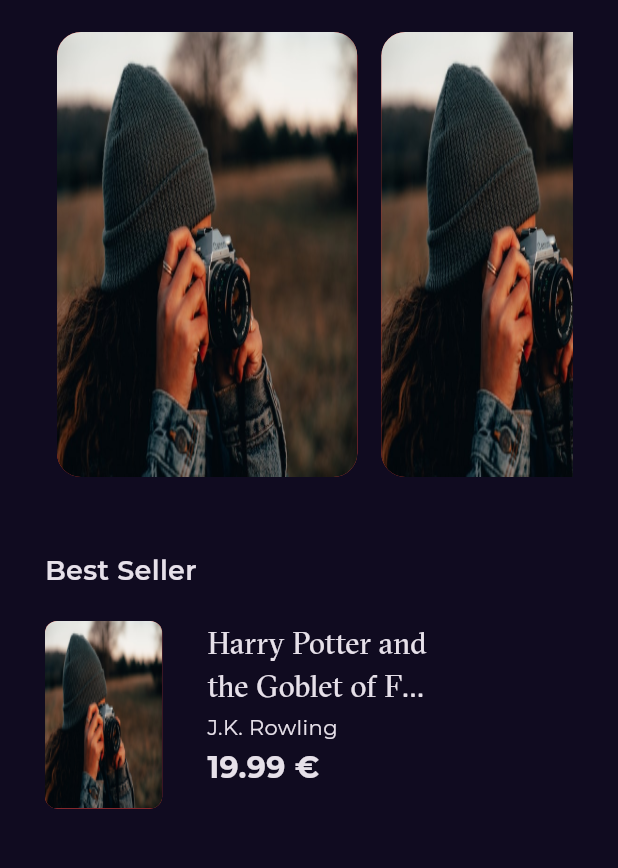
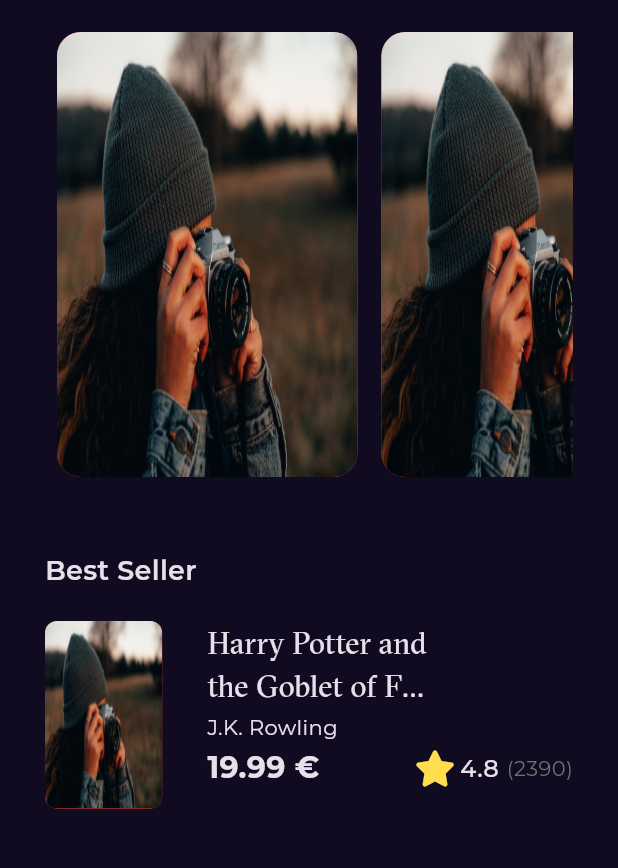
Before and after one commit to Ahmedmansor/bookly_app, a Flutter app: the screen it shows after launch, on a phone screen of 412 x 824 dp, the part 115-983 px from its top. Run offline on Flutter 3.47's test engine with Material 3 defaults, Android fonts, the phone set to English and light mode, and no system bars; our stand-ins replace font_awesome_flutter, get, google_fonts.

Commit message:
best seller item done

```diff
--- a/lib/features/home/presentation/views/widgets/best_seller_list_view_item.dart
+++ b/lib/features/home/presentation/views/widgets/best_seller_list_view_item.dart
@@ -2,6 +2,7 @@ import 'package:bookly_app/constants.dart';
 import 'package:bookly_app/core/utils/app_setting.dart';
 import 'package:bookly_app/core/utils/assets.dart';
 import 'package:bookly_app/core/utils/styles.dart';
+import 'package:bookly_app/features/home/presentation/views/widgets/book_rating.dart';
 import 'package:flutter/material.dart';
 
 class BestSellerListViewItem extends StatelessWidget {
@@ -29,14 +30,16 @@ class BestSellerListViewItem extends StatelessWidget {
           const SizedBox(
             width: 30,
           ),
-          Column(
+          Expanded(
+            child: Column(
               crossAxisAlignment: CrossAxisAlignment.start,
               children: [
                 SizedBox(
                   width: AppSettings.defultSize * 15,
                   child: Text(
                     'Harry Potter and the Goblet of Fire',
-                  style: Styles.textStyle20.copyWith(fontFamily: kGTSectraFine),
+                    style:
+                        Styles.textStyle20.copyWith(fontFamily: kGTSectraFine),
                     maxLines: 2,
                     overflow: TextOverflow.ellipsis,
                   ),
@@ -52,15 +55,18 @@ class BestSellerListViewItem extends StatelessWidget {
                   height: 3,
                 ),
                 Row(
+                  mainAxisAlignment: MainAxisAlignment.spaceBetween,
                   children: [
                     Text(
                       '19.99 €',
                       style: Styles.textStyle20
                           .copyWith(fontWeight: FontWeight.bold),
-                  )
+                    ),
+                    BookRating(),
                   ],
-              )
+                ),
               ],
+            ),
           )
         ],
       ),
--- /dev/null
+++ b/lib/features/home/presentation/views/widgets/book_rating.dart
@@ -0,0 +1,29 @@
+import 'package:bookly_app/core/utils/styles.dart';
+import 'package:flutter/material.dart';
+import 'package:font_awesome_flutter/font_awesome_flutter.dart';
+
+class BookRating extends StatelessWidget {
+  const BookRating({super.key});
+
+  @override
+  Widget build(BuildContext context) {
+    return Row(
+      children: [
+        const Icon(
+          FontAwesomeIcons.solidStar,
+          color: Color(0xffFFDD4F),
+        ),
+        const SizedBox(width: 6.3),
+        const Text(
+          '4.8',
+          style: Styles.textStyle16,
+        ),
+        const SizedBox(width: 5),
+        Text(
+          '(2390)',
+          style: Styles.textStyle14.copyWith(color: const Color(0xff707070)),
+        ),
+      ],
+    );
+  }
+}
```
Lines whose indentation alone changed are shown as unchanged.
